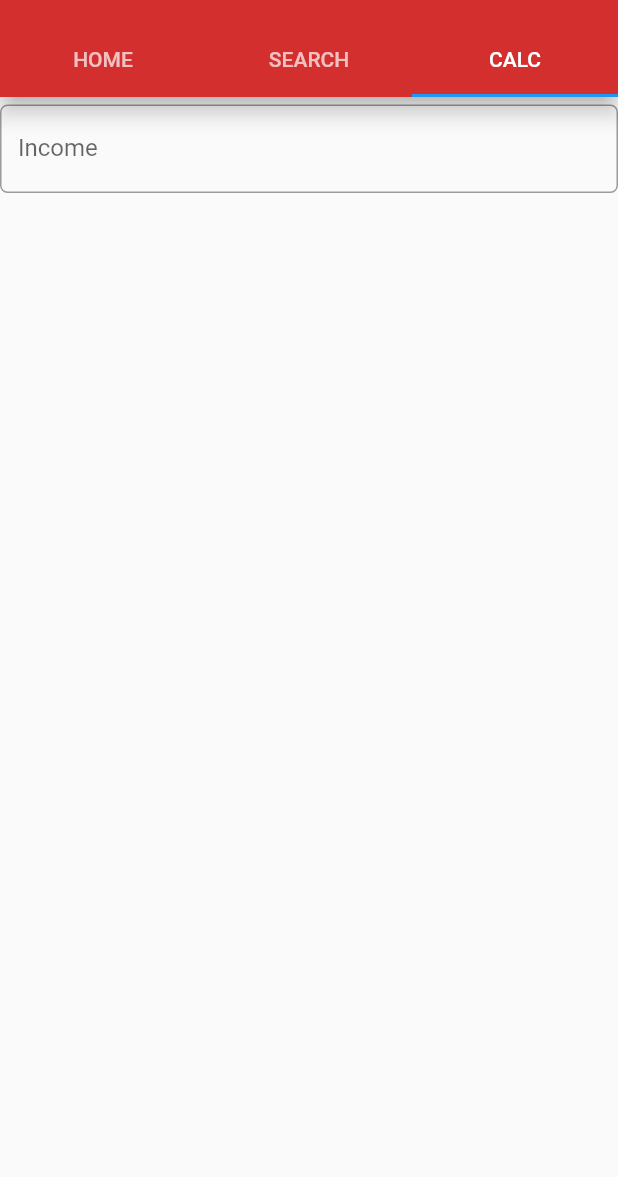
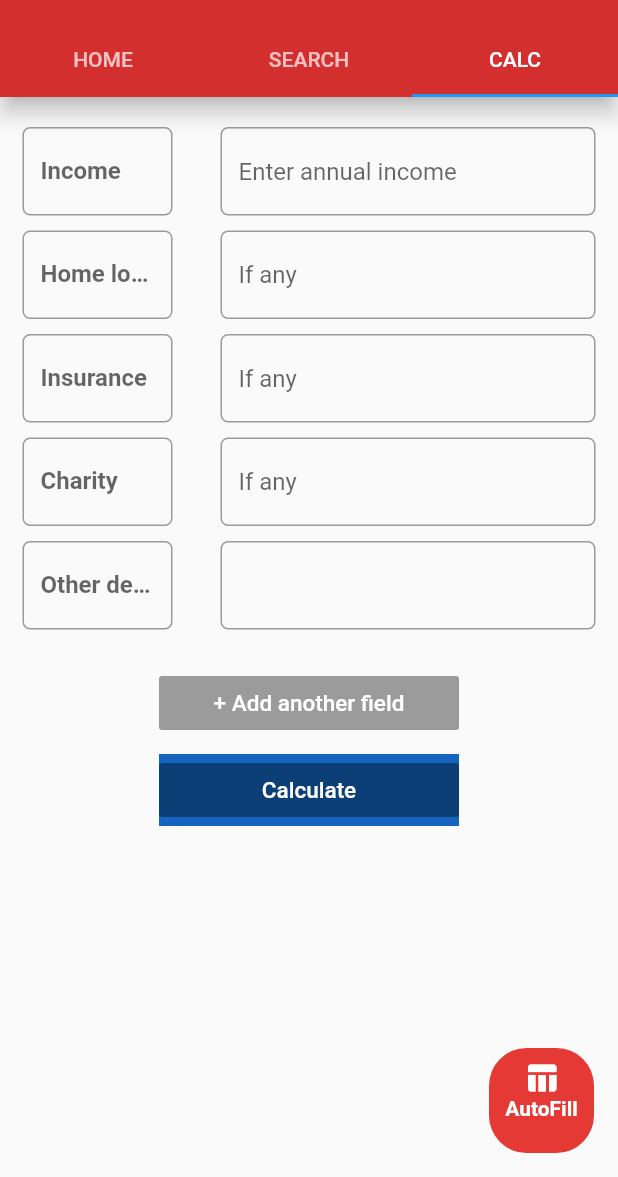
Before and after one commit to Rj777pain/inax_10, a Flutter app: the BodyScreen screen opened directly, tab 3 chosen, on a phone screen of 412 x 824 dp, the part 59-1236 px from its top. Run offline on Flutter 3.47's test engine with Material 2 defaults, Android fonts, the phone set to English and light mode, and no system bars.

Commit message:
final for submission

```diff
--- a/lib/auth/signin.dart
+++ b/lib/auth/signin.dart
@@ -78,7 +78,7 @@ class _SigninState extends State<Signin> {
                         style: TextStyle(color: Colors.white,fontSize: 15.0),
                       ),
                       onPressed:(){
-                        if(_formKey.currentState.validate()){
+                        if(_formKey.currentState.validate()||true){
                           setState(() {
 
                           });
--- a/lib/constants/constant.dart
+++ b/lib/constants/constant.dart
@@ -19,3 +19,56 @@ InputDecoration textInputDecoration = InputDecoration(
       borderRadius: BorderRadius.circular(15.0)
   ),
 );
+
+Widget customTextField(String label,String hint){
+  return Padding(
+      padding: EdgeInsets.only(top: 5.0, bottom: 5.0),
+      child: Row(
+        mainAxisAlignment: MainAxisAlignment.spaceBetween,
+        children: [
+          SizedBox(
+//            height: 80.0,
+            width: 100.0,
+            child: TextField(
+              //controller: _sController,
+              decoration: InputDecoration(
+                  labelText: label,
+                  labelStyle: TextStyle(fontWeight: FontWeight.bold),
+
+                  border: OutlineInputBorder(
+                    borderRadius: BorderRadius.circular(5.0),
+                  )),
+            ),
+          ),
+//          SizedBox(width: 10.0,),
+          SizedBox(
+//            height: 80.0,
+            width: 250.0,
+            child: TextField(
+              //controller: _sController,
+              decoration: InputDecoration(
+
+                  hintText: hint,
+                  border: OutlineInputBorder(
+                    borderRadius: BorderRadius.circular(5.0),
+                  )),
+            ),
+          ),
+        ],
+      ));
+}
+
+Widget customTextFormField(String label,String hint){
+  return Padding(
+      padding: EdgeInsets.only(bottom: 10.0),
+      child: TextField(
+
+        //controller: _sController,
+        decoration: InputDecoration(
+            labelText: label,
+            hintText: hint,
+            border: OutlineInputBorder(
+              borderRadius: BorderRadius.circular(5.0),
+            )),
+      ));
+}
--- a/lib/screens/bodyscreen.dart
+++ b/lib/screens/bodyscreen.dart
@@ -28,11 +28,33 @@ class _BodyScreenState extends State<BodyScreen> {
               title: Text('INAX'),
               elevation: 6.0,
               leading: Icon(Icons.toc),
+
            ),
             body: TabBarView(
               children: [
                 HomeScreen(),SearchScreen(),CalcScreen()
               ],
+            ),
+            floatingActionButton: GestureDetector(
+
+              child: Container(
+                height: 70.0,
+                width: 70.0,
+
+                decoration: BoxDecoration(
+                  borderRadius: BorderRadius.circular(25.0),
+                  color: Colors.red[600],
+                ),
+                child: Column(
+//                  mainAxisAlignment: MainAxisAlignment.spaceAround,
+                  children: [
+                    SizedBox(height: 8,),
+                    Icon(Icons.table_chart,color: Colors.white,),
+                    Text("AutoFill",style: TextStyle(color: Colors.white,fontWeight: FontWeight.bold),),
+                    SizedBox(height: 8,),
+                  ],
+                ),
+              ),
             ),
           ),
 
--- a/lib/screens/calcscreen.dart
+++ b/lib/screens/calcscreen.dart
@@ -1,4 +1,5 @@
 import 'package:flutter/material.dart';
+import 'package:inax/constants/constant.dart';
 
 class CalcScreen extends StatefulWidget {
   @override
@@ -9,23 +10,49 @@ class _CalcScreenState extends State<CalcScreen> {
   @override
   Widget build(BuildContext context) {
     return Container(
-      child: ListView(
-        children: [
-          Padding(
-              padding: EdgeInsets.only(top: 5.0, bottom: 30.0),
-              child: TextField(
-
-                //controller: _sController,
-                decoration: InputDecoration(
-                    labelText: 'Income',
-
-                    hintText: 'Enter Annual Income',
-                    border: OutlineInputBorder(
-                      borderRadius: BorderRadius.circular(5.0),
-                    )),
-              )),
-        ],
+      child: Padding(
+        padding: const EdgeInsets.all(15.0),
+        child: ListView(
+          children: [
+            customTextField("Income", "Enter annual income"),
+            customTextField("Home loan", "If any"),
+            customTextField("Insurance", "If any"),
+            customTextField("Charity", "If any"),
+            customTextField("Other deductions", ""),
+            SizedBox(height: 20.0,),
+            Center(
+              child: Container(
+//                color: Colors.grey,
+                width: 200.0,
+                child: RaisedButton(
+//                  color: Colors.transparent,
+//                elevation: 6.0,
+                  child: Text(
+                    "+ Add another field",
+                    style: TextStyle(color: Colors.white, fontSize: 15.0),
+                  ),
+                ),
+              ),
+            ),
+            SizedBox(height: 10.0,),
+            Center(
+              child: Container(
+                color: Colors.blue[800],
+                width: 200.0,
+                child: RaisedButton(
+//                  color: Colors.transparent,
+//                elevation: 6.0,
+                  child: Text(
+                    "Calculate",
+                    style: TextStyle(color: Colors.white, fontSize: 15.0),
+                  ),
+                ),
+              ),
+            ),
+          ],
+        ),
       ),
     );
   }
+
 }
```
Also changed, not shown: lib/screens/homescreen.dart (+23 -26 lines), lib/screens/searchscreen.dart (+37 -10 lines).
